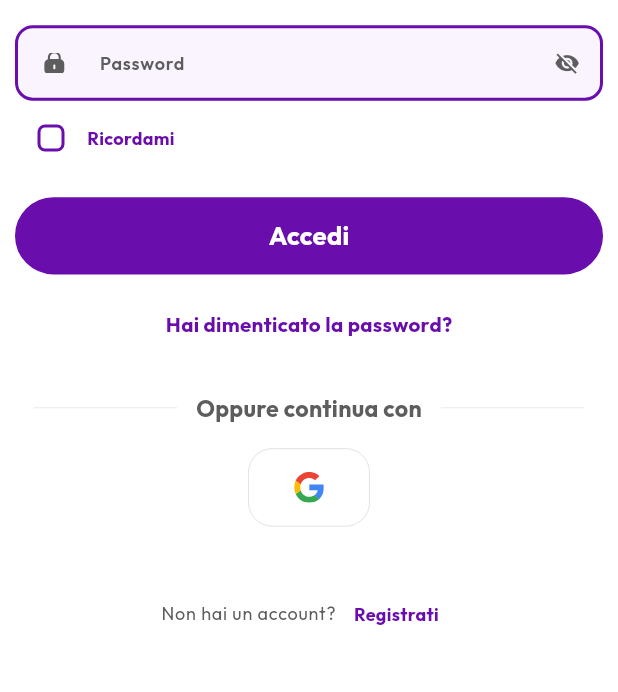
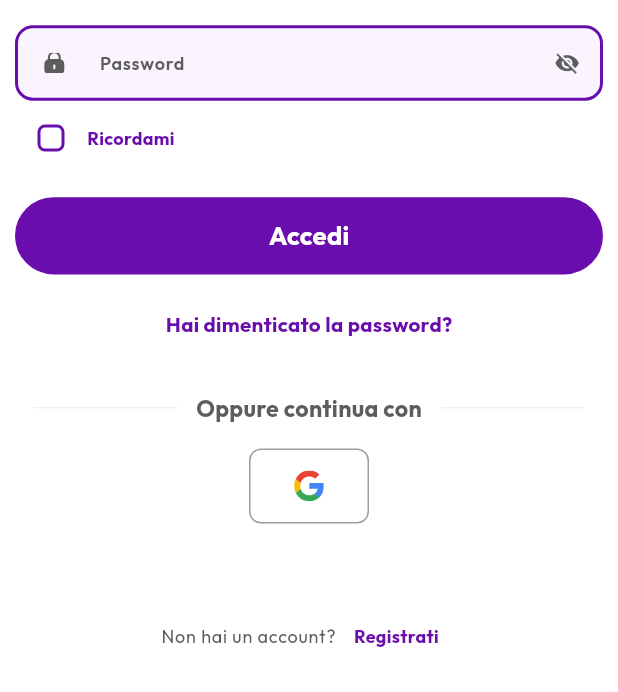
Before and after one commit to mdtusher2018/event_ease, a Flutter app: the SignInScreen screen opened by its route, on a phone screen of 412 x 824 dp, the part 544-1236 px from its top. Run offline on Flutter 3.47's test engine with Material 3 defaults, Android fonts, the light colour scheme and no system bars; our stand-ins replace app_links, cached_network_image, file_picker, firebase_core, firebase_messaging, fl_chart and 27 more; accounts and stored records are empty.

Commit message:
apple login code added only

```diff
--- a/lib/features/auth/presentation/screen/common/auth/sign_in_screen.dart
+++ b/lib/features/auth/presentation/screen/common/auth/sign_in_screen.dart
@@ -1,4 +1,6 @@
 // ignore_for_file: must_be_immutable
+
+import 'dart:io';
 
 import 'package:event_ease/core/helper/other_helper.dart';
 import 'package:event_ease/core/routers/routes_name.dart';
@@ -9,6 +11,7 @@ import 'package:flutter_screenutil/flutter_screenutil.dart';
 import 'package:flutter_svg/svg.dart';
 
 import 'package:get/get.dart';
+import 'package:sign_in_with_apple/sign_in_with_apple.dart';
 
 import '../../../controller/auth/sign_in_controller.dart';
 import '../../../utils/app_colors.dart';
@@ -123,7 +126,7 @@ class SignInScreen extends StatelessWidget {
                 ),
               ),
 
-              SizedBox(height: 26.h,),
+              SizedBox(height: 26.h),
               Row(
                 mainAxisAlignment: MainAxisAlignment.spaceEvenly,
                 children: [
@@ -132,7 +135,13 @@ class SignInScreen extends StatelessWidget {
                     width: 102.w,
                     color: Color(0xFFEEEEEE),
                   ),
-                  Text(AppString.orContinueWith, style: styleForBoldText.copyWith(color: AppColors.grey, fontSize: 18.sp),),
+                  Text(
+                    AppString.orContinueWith,
+                    style: styleForBoldText.copyWith(
+                      color: AppColors.grey,
+                      fontSize: 18.sp,
+                    ),
+                  ),
                   Container(
                     height: 1.h,
                     width: 102.w,
@@ -140,21 +149,46 @@ class SignInScreen extends StatelessWidget {
                   ),
                 ],
               ),
-               SizedBox(height: 20.h,),
+              SizedBox(height: 20.h),
               InkWell(
-                onTap: (){
+                onTap: () {
                   controller.loginWithGoogle();
                 },
                 child: Container(
-                  padding: EdgeInsets.symmetric(horizontal: 31.w, vertical: 18.h),
+                  height: 50,
+                  width: 80,
                   decoration: BoxDecoration(
-                      borderRadius: BorderRadius.circular(16),
-                      color: Colors.white,
-                      border: Border.all(color: Colors.grey, width: 0.2)
+                    borderRadius: BorderRadius.circular(8),
+                    color: Colors.white,
+                    border: Border.all(color: Colors.grey, width: 1),
                   ),
-                  child: SvgPicture.asset(AppIcons.googleIcon, height: 24.h, width: 24.w,),
+                  child: Row(
+                    mainAxisAlignment: MainAxisAlignment.center,
+                    spacing: 8.w,
+                    children: [
+                      SvgPicture.asset(
+                        AppIcons.googleIcon,
+                        height: 24.h,
+                        width: 24.w,
+                      ),
+                    ],
+                  ),
                 ),
               ),
+              SizedBox(height: 20.h),
+              if (Platform.isIOS)
+                SizedBox(
+                  width: 80,
+                  child: SignInWithAppleButton(
+                    height: 50,
+                    text: "",
+
+                    onPressed: () async {
+                      controller.loginWithApple();
+                    },
+                  ),
+                ),
+
               SizedBox(height: 40.h),
               Padding(
                 padding: const EdgeInsets.only(bottom: 20),
--- a/lib/features/auth/presentation/utils/app_url.dart
+++ b/lib/features/auth/presentation/utils/app_url.dart
@@ -116,6 +116,7 @@ class AppUrl {
 
   static const newCommunityPoll = "$baseUrl/pollCommunity/add";
   static const googleLogin = "$baseUrl/auth/google-login";
+  static const appleLogin = "$baseUrl/auth/apple-login";
   static const mapData = "$baseUrl/business/map";
   static const createBlog = "$baseUrl/inspiration/create";
   static const checkList = "$baseUrl/checkList";
--- a/pubspec.yaml
+++ b/pubspec.yaml
@@ -81,6 +81,7 @@ dependencies:
   firebase_messaging: ^16.0.0
   flutter_local_notifications: ^19.4.1
   app_links: ^6.4.1
+  sign_in_with_apple: ^7.0.1
 
 
 # flutter_launcher_icons:
```
Also changed, not shown: lib/features/auth/data/repository/auth_repository.dart (+46 -45 lines), lib/features/auth/presentation/controller/auth/sign_in_controller.dart (+65 -2 lines), pubspec.lock, 3 other files.
